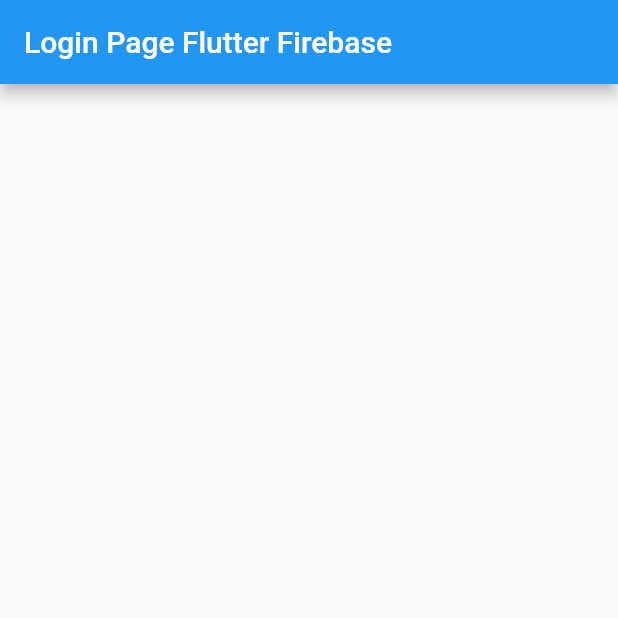
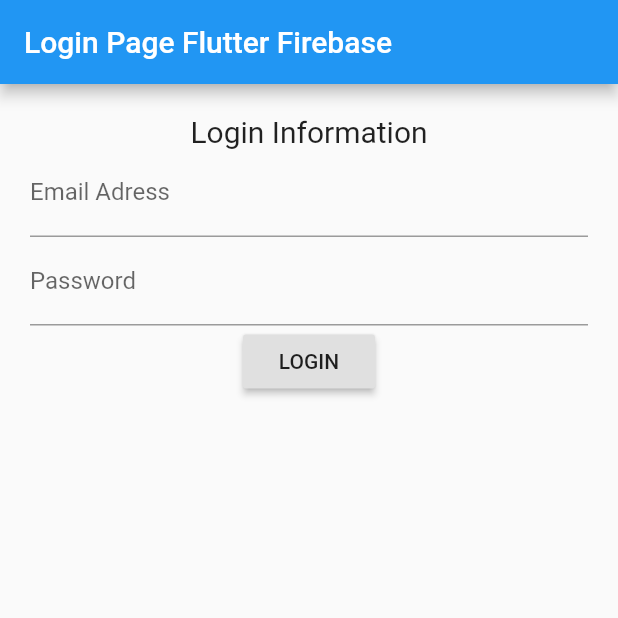
Before and after one commit to didierganthier/simple_firebase_auth, a Flutter app: the screen it shows after launch, on a phone screen of 412 x 824 dp, the top half of it. Run offline on Flutter 3.47's test engine with Material 2 defaults, Android fonts, the phone set to English and light mode, and no system bars.

Commit message:
Login page designed (basic)

```diff
--- a/lib/login_page.dart
+++ b/lib/login_page.dart
@@ -14,7 +14,28 @@ class _LoginPageState extends State<LoginPage> {
       ),
       body: Container(
         padding: EdgeInsets.all(20.0),
-        child: Column(),
+        child: Column(
+          children: [
+            Text(
+              'Login Information',
+              style: TextStyle(fontSize: 20),
+            ),
+            TextFormField(
+              keyboardType: TextInputType.emailAddress,
+              decoration: InputDecoration(labelText: 'Email Adress'),
+            ),
+            TextFormField(
+              obscureText: true,
+              decoration: InputDecoration(labelText: 'Password'),
+            ),
+            RaisedButton(
+              onPressed: (){
+
+              },
+              child: Text("LOGIN"),
+            )
+          ],
+        ),
       ),
     );
   }
```
